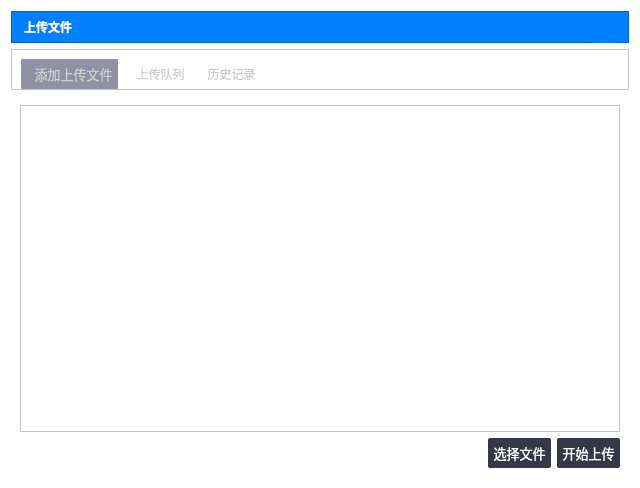
The window that uploadfiledialog.ui (ZhouMei20220810/TEST) describes before a commit, drawn with Qt 5.
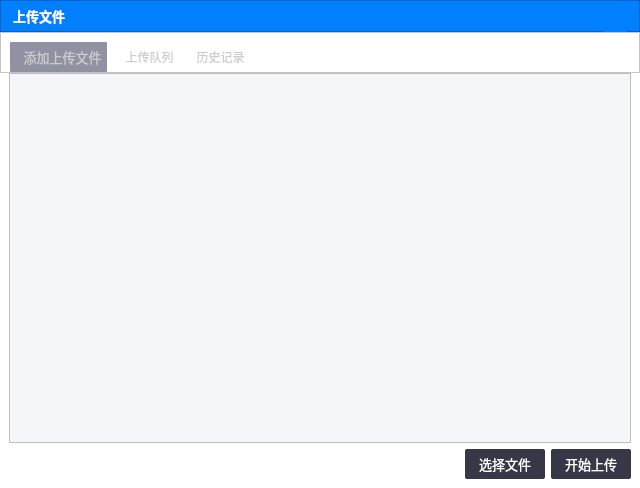
The same window after the commit. The open tabs and pages were chosen to show the change. Icons and pictures are not drawn.

Commit message: 上传文件备份

What changed in the file:
```diff
--- a/uploadfiledialog.ui
+++ b/uploadfiledialog.ui
@@ -17,6 +17,21 @@
    <string notr="true">background-color:white;</string>
   </property>
   <layout class="QVBoxLayout" name="verticalLayout">
+   <property name="spacing">
+    <number>0</number>
+   </property>
+   <property name="leftMargin">
+    <number>0</number>
+   </property>
+   <property name="topMargin">
+    <number>0</number>
+   </property>
+   <property name="rightMargin">
+    <number>0</number>
+   </property>
+   <property name="bottomMargin">
+    <number>0</number>
+   </property>
    <item>
     <widget class="QFrame" name="frame">
      <property name="minimumSize">
@@ -263,7 +278,7 @@
         </property>
         <property name="font">
          <font>
-          <pointsize>9</pointsize>
+          <pointsize>10</pointsize>
           <bold>true</bold>
          </font>
         </property>
@@ -678,9 +693,19 @@
       </layout>
      </widget>
      <widget class="QWidget" name="pageChooseFile">
+      <property name="styleSheet">
+       <string notr="true"/>
+      </property>
       <layout class="QVBoxLayout" name="verticalLayout_4">
+       <property name="topMargin">
+        <number>0</number>
+       </property>
        <item>
-        <widget class="QListWidget" name="listWidgetChooseFile"/>
+        <widget class="QListWidget" name="listWidgetChooseFile">
+         <property name="styleSheet">
+          <string notr="true">background-color:#FFF5F6FA;</string>
+         </property>
+        </widget>
        </item>
        <item>
         <layout class="QHBoxLayout" name="horizontalLayout_5">
@@ -701,7 +726,7 @@
           <widget class="QToolButton" name="toolBtnSelectFile_2">
            <property name="minimumSize">
             <size>
-             <width>0</width>
+             <width>80</width>
              <height>30</height>
             </size>
            </property>
@@ -752,7 +777,7 @@
           <widget class="QToolButton" name="toolBtnUpload_2">
            <property name="minimumSize">
             <size>
-             <width>0</width>
+             <width>80</width>
              <height>30</height>
             </size>
            </property>
```
Left out of the diff: 28 changed lines with no effect on the pictures. The commit also changes 2 other files.
